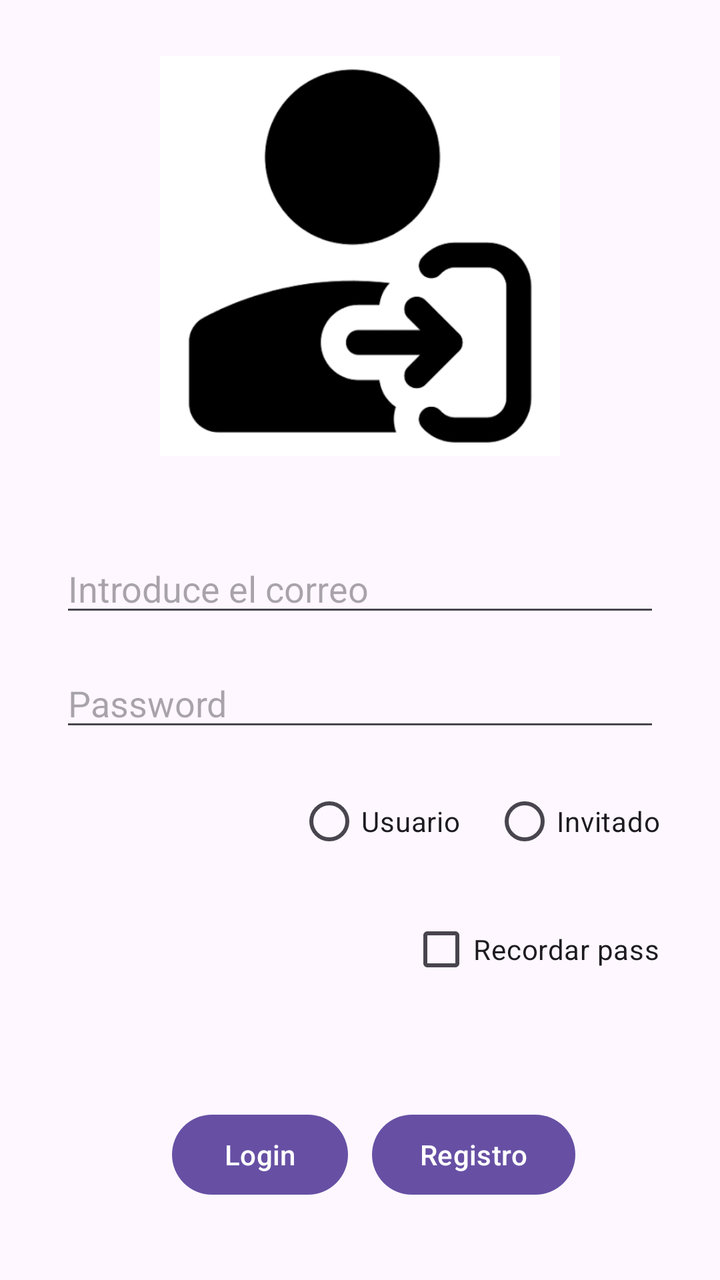
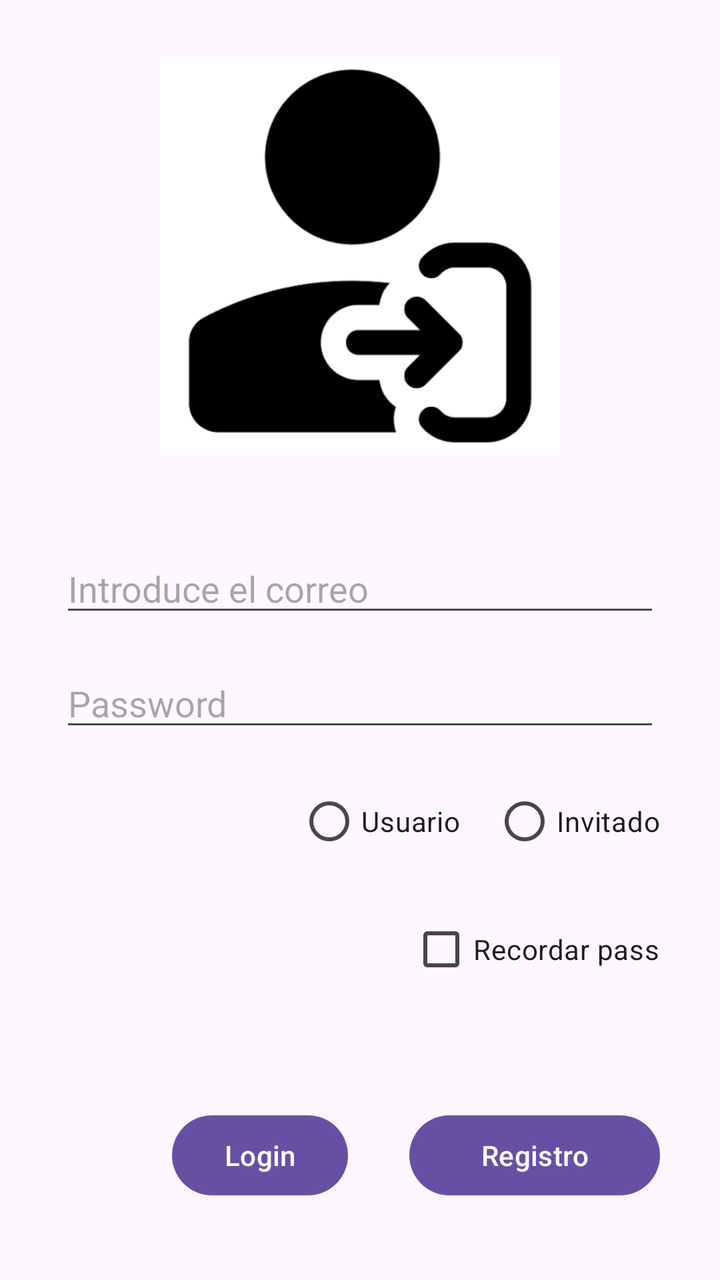

Compare the two renders of this Android layout. The source of the first and the diff that turns it into the second are given below.
<!-- AndroidManifest.xml: application theme Theme.Login -->
<!-- res/layout/activity_main.xml -->
<?xml version="1.0" encoding="utf-8"?>
<androidx.constraintlayout.widget.ConstraintLayout
    xmlns:android="http://schemas.android.com/apk/res/android"
    xmlns:app="http://schemas.android.com/apk/res-auto"
    xmlns:tools="http://schemas.android.com/tools"
    android:id="@+id/main"
    android:layout_width="match_parent"
    android:layout_height="match_parent"
    tools:context=".MainActivity">


    <ImageView
        android:id="@+id/login"
        android:layout_width="300dp"
        android:layout_height="200dp"
        android:src="@drawable/foto_login"

        app:layout_constraintBottom_toTopOf="@+id/guideline3"
        app:layout_constraintEnd_toEndOf="parent"
        app:layout_constraintStart_toStartOf="parent"
        app:layout_constraintTop_toTopOf="parent" />

    <EditText
        android:layout_marginTop="16dp"
        android:id="@+id/editMail"
        android:layout_width="0dp"
        android:layout_height="wrap_content"
        android:hint="Introduce el correo"

        app:layout_constraintEnd_toEndOf="@+id/login"
        app:layout_constraintStart_toStartOf="@+id/login"
        app:layout_constraintTop_toTopOf="@+id/guideline3" />

    <EditText
        android:layout_marginTop="16dp"
        android:id="@+id/editPass"
        android:layout_width="0dp"
        android:layout_height="wrap_content"
        android:hint="Password"

        app:layout_constraintEnd_toEndOf="@+id/editMail"
        app:layout_constraintStart_toStartOf="@+id/editMail"
        app:layout_constraintTop_toBottomOf="@+id/editMail" />


    <RadioGroup
        android:id="@+id/radioGroup"
        android:layout_width="wrap_content"
        android:layout_height="wrap_content"
        android:layout_marginTop="16dp"
        android:orientation="horizontal"
        app:layout_constraintEnd_toEndOf="@+id/editPass"
        app:layout_constraintTop_toBottomOf="@+id/editPass">

        <RadioButton
            android:id="@+id/radioUsuario"
            android:layout_width="wrap_content"
            android:layout_height="wrap_content"
            android:text="Usuario"

            />

        <RadioButton
            android:id="@+id/radioInvitado"
            android:layout_width="wrap_content"
            android:layout_height="wrap_content"
            android:layout_marginLeft="16dp"
            android:text="Invitado"

            />

    </RadioGroup>

    <CheckBox
        android:id="@+id/checkBox"
        android:layout_width="wrap_content"
        android:layout_height="wrap_content"
        android:layout_marginTop="16dp"
        android:text="Recordar pass"
        app:layout_constraintEnd_toEndOf="@+id/radioGroup"
        app:layout_constraintTop_toBottomOf="@+id/radioGroup" />


    <Button
        android:id="@+id/btnLogin"
        android:layout_width="0dp"
        android:layout_height="wrap_content"
        android:layout_marginRight="6dp"
        android:text="Login"

        app:layout_constraintBottom_toBottomOf="@+id/btnRegistro"
        app:layout_constraintEnd_toStartOf="@+id/guideline5"
        app:layout_constraintStart_toStartOf="@+id/password_correo"
        app:layout_constraintTop_toTopOf="@+id/btnRegistro" />


    <Button
        android:id="@+id/btnRegistro"
        android:layout_width="0dp"
        android:layout_height="wrap_content"
        android:layout_marginLeft="6dp"
        android:layout_marginTop="16dp"
        android:text="Registro"

        app:layout_constraintBottom_toBottomOf="parent"
        app:layout_constraintEnd_toEndOf="@+id/password_correo"
        app:layout_constraintStart_toStartOf="@+id/guideline5"
        app:layout_constraintTop_toBottomOf="@+id/checkBox" />


    <androidx.constraintlayout.widget.Guideline
        android:id="@+id/guideline3"
        android:layout_width="wrap_content"
        android:layout_height="wrap_content"
        android:orientation="horizontal"
        app:layout_constraintGuide_percent="0.4" />

    <androidx.constraintlayout.widget.Guideline
        android:id="@+id/guideline5"
        android:layout_width="wrap_content"
        android:layout_height="wrap_content"
        android:orientation="vertical"
        app:layout_constraintGuide_percent="0.5" />


</androidx.constraintlayout.widget.ConstraintLayout>
<!-- resources referenced by this layout -->
<resources>
  <!-- drawable foto_login: png bitmap (drawable, 5299 bytes) -->
  <style name="Theme.Login" parent="Base.Theme.Login" />
  <style name="Base.Theme.Login" parent="Theme.Material3.DayNight.NoActionBar">
          
          
      </style>
</resources>

<!-- the commit's change to res/layout/activity_main.xml (unified diff, before → after) -->
@@ -98,15 +98,14 @@
         android:id="@+id/btnRegistro"
         android:layout_width="0dp"
         android:layout_height="wrap_content"
-        android:layout_marginLeft="6dp"
         android:layout_marginTop="16dp"
+
         android:text="Registro"
-
         app:layout_constraintBottom_toBottomOf="parent"
-        app:layout_constraintEnd_toEndOf="@+id/password_correo"
-        app:layout_constraintStart_toStartOf="@+id/guideline5"
-        app:layout_constraintTop_toBottomOf="@+id/checkBox" />
-
+        app:layout_constraintEnd_toEndOf="@+id/checkBox"
+        app:layout_constraintStart_toStartOf="@+id/checkBox"
+        app:layout_constraintTop_toBottomOf="@+id/checkBox"
+        app:layout_constraintVertical_bias="0.504" />
 
     <androidx.constraintlayout.widget.Guideline
         android:id="@+id/guideline3"
